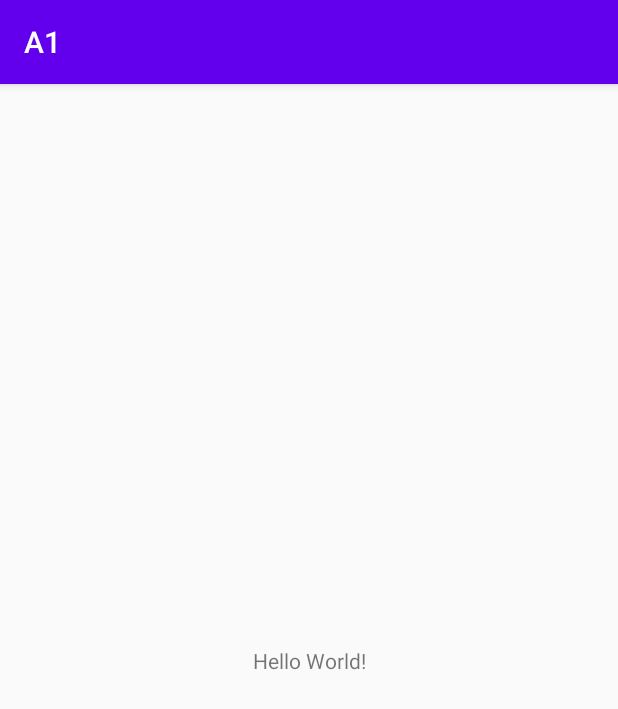
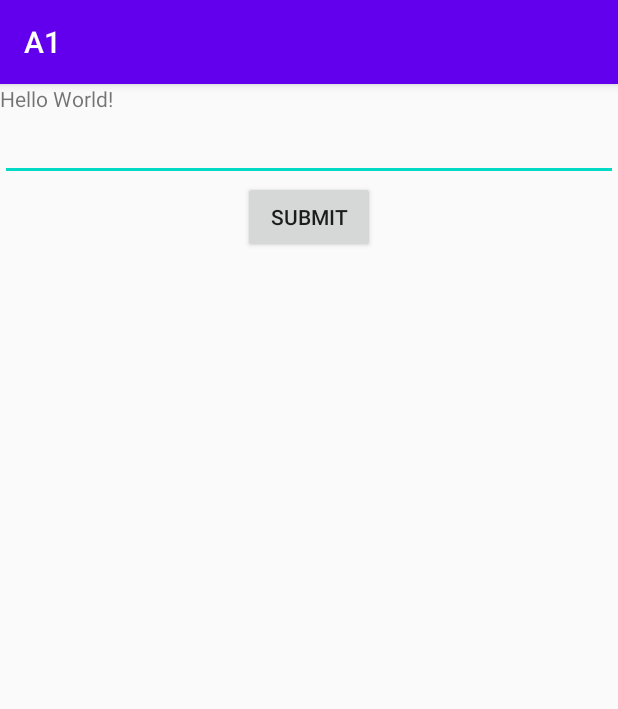
Before and after one commit to jinjialij/CSCI3130_ASSIGNMENTS_Andriod, an Android app: the screen it shows after launch (MainActivity), on a phone screen of 412 x 824 dp. Shown: the top 709 px of the screen. Run offline under Robolectric (Android 15) with nearby library versions, the phone set to English and light mode, and no system bars.

```diff
--- a/app/src/main/res/layout/activity_main.xml
+++ b/app/src/main/res/layout/activity_main.xml
@@ -6,13 +6,39 @@
     android:layout_height="match_parent"
     tools:context=".MainActivity">
 
-    <TextView
-        android:layout_width="wrap_content"
-        android:layout_height="wrap_content"
-        android:text="Hello World!"
+    <LinearLayout
+        android:id="@+id/linearLayout1"
+        android:layout_width="match_parent"
+        android:layout_height="match_parent"
+        android:orientation="vertical"
         app:layout_constraintBottom_toBottomOf="parent"
-        app:layout_constraintLeft_toLeftOf="parent"
-        app:layout_constraintRight_toRightOf="parent"
-        app:layout_constraintTop_toTopOf="parent" />
+        app:layout_constraintEnd_toEndOf="parent"
+        app:layout_constraintStart_toStartOf="parent"
+        app:layout_constraintTop_toTopOf="parent">
+
+        <TextView
+            android:id="@+id/text1"
+            android:layout_width="wrap_content"
+            android:layout_height="wrap_content"
+            android:text="Hello World!" />
+
+        <EditText
+            android:id="@+id/editText1"
+            android:layout_width="match_parent"
+            android:layout_height="wrap_content"
+            android:ems="10"
+            android:inputType="textPersonName" />
+
+        <Button
+            android:id="@+id/submitBtn"
+            android:layout_width="wrap_content"
+            android:layout_height="wrap_content"
+            android:layout_marginStart="162dp"
+            android:layout_marginLeft="162dp"
+            android:layout_marginEnd="161dp"
+            android:layout_marginRight="161dp"
+            android:layout_marginBottom="198dp"
+            android:text="Submit" />
+    </LinearLayout>
 
 </androidx.constraintlayout.widget.ConstraintLayout>
```
Also changed, not shown: app/src/main/java/ca/dal/cs/csci3130/a1/MainActivity.java (+42 -0 lines), app/src/main/res/layout/layout_popup.xml (added, +25 -0 lines).
